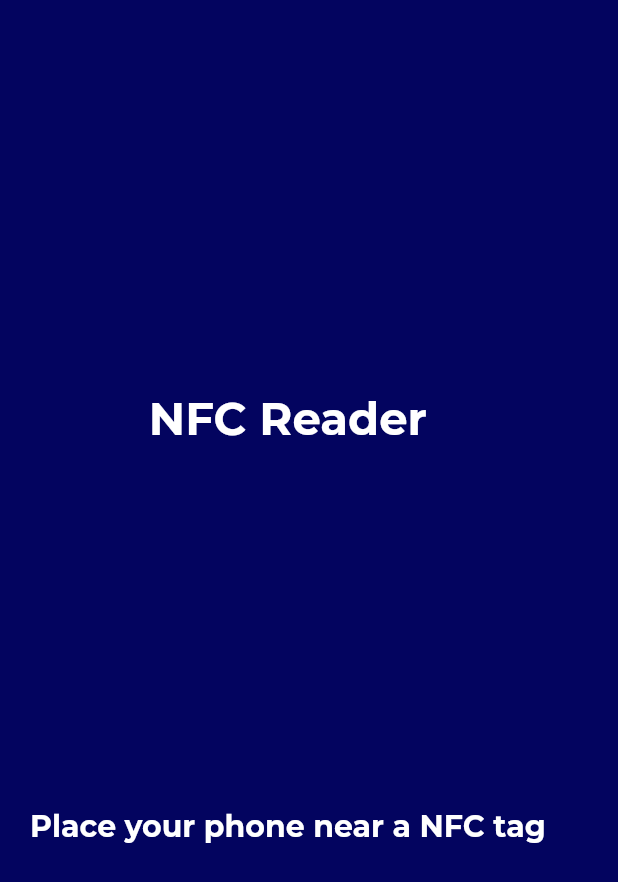
After one commit to EliottClavier/T-DEV-700, a Flutter app: the NfcReaderScreenWidget screen opened directly, on a phone screen of 412 x 824 dp. The commit adds this screen. Shown: the top 882 px of the screen. Run offline on Flutter 3.47's test engine with Material 2 defaults, Android fonts, the light colour scheme and no system bars; our stand-ins replace animate_do; missing offline and left inert: nfc_manager.

Commit message:
[ADD] NFC Reader screen

```diff
--- /dev/null
+++ b/tpe/lib/screens/nfc_reader.dart
@@ -0,0 +1,91 @@
+import 'package:nfc_manager/nfc_manager.dart';
+import 'package:flutter/material.dart';
+import 'package:flutter/services.dart';
+
+class NfcReaderScreen extends StatelessWidget {
+  const NfcReaderScreen({super.key});
+
+  @override
+  Widget build(BuildContext context) {
+    return MaterialApp(
+      title: 'NFC Reader',
+      home: NfcReaderScreenWidget(),
+      theme: ThemeData(
+        scaffoldBackgroundColor: const Color(0xFF03045F),
+        primarySwatch: Colors.blue,
+        fontFamily: "Montserrat",
+      ),
+    );
+  }
+}
+
+class NfcReaderScreenWidget extends StatefulWidget {
+  NfcReaderScreenWidget({super.key});
+
+  final NfcManager nfcManager = NfcManager.instance;
+
+  @override
+  State<NfcReaderScreenWidget> createState() => NfcReaderScreenWidgetState();
+}
+
+class NfcReaderScreenWidgetState extends State<NfcReaderScreenWidget> {
+  @override
+  void initState() {
+    super.initState();
+    _initNfc();
+  }
+
+  @override
+  void dispose() {
+    super.dispose();
+    _disposeNfc();
+  }
+
+  void _initNfc() async {
+    try {
+      await widget.nfcManager.startSession(onDiscovered: (NfcTag tag) {
+        print('Discovered tag: ${tag.data}');
+        return Future<void>.value();
+      });
+    } on PlatformException catch (e) {
+      print('Error: $e');
+    }
+  }
+
+  void _disposeNfc() async {
+    try {
+      await widget.nfcManager.stopSession();
+    } on PlatformException catch (e) {
+      print('Error: $e');
+    }
+  }
+
+  @override
+  Widget build(BuildContext context) {
+    return Scaffold(
+      body: Padding(
+        padding: const EdgeInsets.all(20.0),
+        child: Column(
+          mainAxisAlignment: MainAxisAlignment.spaceEvenly,
+          children: const <Widget>[
+            Text(
+              'NFC Reader',
+              style: TextStyle(
+                color: Colors.white,
+                fontSize: 30,
+                fontWeight: FontWeight.bold,
+              ),
+            ),
+            Text(
+              'Place your phone near a NFC tag',
+              style: TextStyle(
+                color: Colors.white,
+                fontSize: 20,
+              ),
+            ),
+          ],
+        ),
+      ),
+    );
+  }
+}
--- a/tpe/pubspec.yaml
+++ b/tpe/pubspec.yaml
@@ -27,6 +27,7 @@ dependencies:
     sdk: flutter
 
   cupertino_icons: ^1.0.2
+  nfc_manager: ^3.2.0
 
 dev_dependencies:
   flutter_test:
```
Also changed, not shown: tpe/lib/screens/payment.dart (+11 -2 lines), tpe/pubspec.lock, 1 other file.
